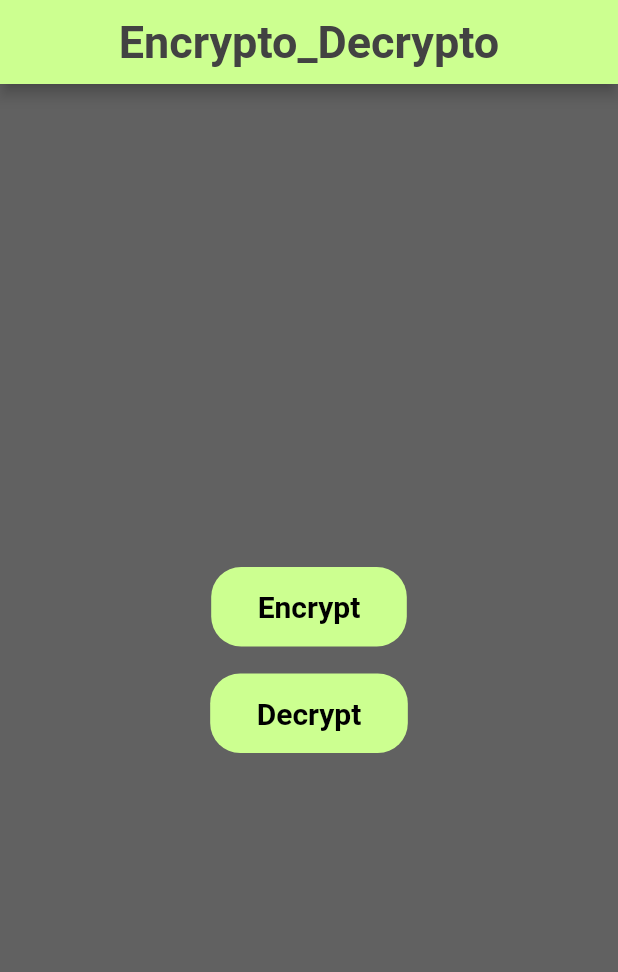
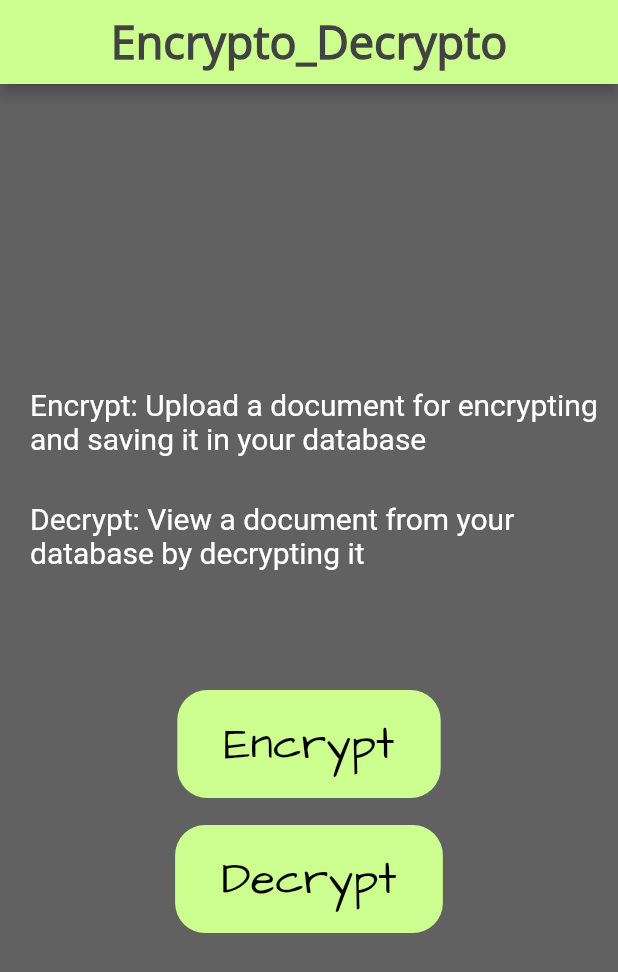
Before and after one commit to sooraj29/Encrypto_Decrypto, a Flutter app: the screen it shows after launch, on a phone screen of 412 x 824 dp. Shown: the top 972 px of the screen. Run offline on Flutter 3.47's test engine with Material 2 defaults, Android fonts, the light colour scheme and no system bars; our stand-ins replace flutter_spinkit; Roboto replaces fonts that are missing (Open-sans).

Commit message:
Home page edit , para-text

```diff
--- a/lib/Pages/home.dart
+++ b/lib/Pages/home.dart
@@ -22,6 +22,7 @@ class _HomeState extends State<Home> {
             style: TextStyle(
                 color: Colors.grey[800],
               fontWeight: FontWeight.bold,
+              fontFamily: 'Open-sans',
               fontSize: 30.0,
             ),
             ),
@@ -31,6 +32,32 @@ class _HomeState extends State<Home> {
           child: Column(
             mainAxisAlignment: MainAxisAlignment.center,
             children: [
+              Padding(
+                padding: const EdgeInsets.fromLTRB(20.0,0.0,10.0,10.0),
+                child: Text(
+                  "Encrypt: Upload a document for encrypting and saving it in your database",
+                  style: TextStyle(
+                    color: Colors.white,
+                    fontSize: 20.0,
+                  ),
+                ),
+              ),
+              SizedBox(
+                height: 20.0,
+              ),
+              Padding(
+                padding: const EdgeInsets.fromLTRB(20.0,0.0,10.0,10.0),
+                child: Text(
+                  "Decrypt: View a document from your database by decrypting it",
+                  style: TextStyle(
+                    color: Colors.white,
+                    fontSize: 20.0,
+                  ),
+                ),
+              ),
+              SizedBox(
+                height: 70.0,
+              ),
               ElevatedButton(
                 onPressed: (){},
                 child: Padding(
@@ -39,8 +66,9 @@ class _HomeState extends State<Home> {
                     "Encrypt",
                     style: TextStyle(
                       color: Colors.black,
-                      fontWeight: FontWeight.bold,
-                      fontSize: 20.0,
+                      // fontWeight: FontWeight.bold,
+                      fontSize: 30.0,
+                      fontFamily: 'ArchitectsDaughter',
                     ),
                   ),
                 ),
@@ -64,8 +92,9 @@ class _HomeState extends State<Home> {
                     "Decrypt",
                     style: TextStyle(
                       color: Colors.black,
-                      fontWeight: FontWeight.bold,
-                      fontSize: 20.0,
+                      // fontWeight: FontWeight.bold,
+                      fontSize: 30.0,
+                        fontFamily: 'ArchitectsDaughter',
                     ),
                   ),
                 ),
```
Also changed, not shown: pubspec.yaml (+7 -6 lines), Assests/ArchitectsDaughter-Regular.ttf (added), Assests/OpenSans-Regular.ttf (added).
